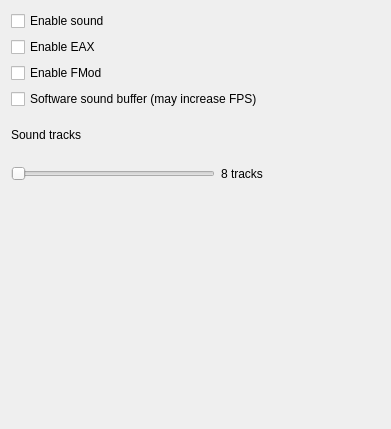
Before: the Qt Designer form code/ryzom/tools/client/client_config_qt/ui/sound_settings_widget.ui in ryzom/ryzomcore, drawn with Qt 5.
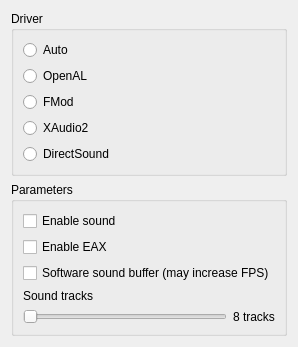
After: the same form once the commit is applied.

Commit message:
Fixed: Choice of sound driver
branch : develop

```diff
--- a/code/ryzom/tools/client/client_config_qt/ui/sound_settings_widget.ui
+++ b/code/ryzom/tools/client/client_config_qt/ui/sound_settings_widget.ui
@@ -6,19 +6,65 @@
    <rect>
     <x>0</x>
     <y>0</y>
-    <width>391</width>
-    <height>429</height>
+    <width>294</width>
+    <height>317</height>
    </rect>
   </property>
   <property name="windowTitle">
    <string>Sound</string>
   </property>
-  <layout class="QGridLayout" name="gridLayout">
-   <item row="0" column="0">
-    <layout class="QVBoxLayout" name="verticalLayout_2">
+  <layout class="QVBoxLayout" name="verticalLayout_3">
      <item>
+    <widget class="QGroupBox" name="driverGroupBox">
+     <property name="title">
+      <string>Driver</string>
+     </property>
       <layout class="QVBoxLayout" name="verticalLayout">
        <item>
+       <widget class="QRadioButton" name="autoRadioButton">
+        <property name="text">
+         <string>Auto</string>
+        </property>
+       </widget>
+      </item>
+      <item>
+       <widget class="QRadioButton" name="openalRadioButton">
+        <property name="text">
+         <string>OpenAL</string>
+        </property>
+       </widget>
+      </item>
+      <item>
+       <widget class="QRadioButton" name="fmodRadioButton">
+        <property name="text">
+         <string>FMod</string>
+        </property>
+       </widget>
+      </item>
+      <item>
+       <widget class="QRadioButton" name="xaudio2RadioButton">
+        <property name="text">
+         <string>XAudio2</string>
+        </property>
+       </widget>
+      </item>
+      <item>
+       <widget class="QRadioButton" name="directsoundRadioButton">
+        <property name="text">
+         <string>DirectSound</string>
+        </property>
+       </widget>
+      </item>
+     </layout>
+    </widget>
+   </item>
+   <item>
+    <widget class="QGroupBox" name="parametersGroupBox">
+     <property name="title">
+      <string>Parameters</string>
+     </property>
+     <layout class="QVBoxLayout" name="verticalLayout_2">
+      <item>
         <widget class="QCheckBox" name="soundCheckBox">
          <property name="text">
           <string>Enable sound</string>
@@ -32,13 +78,6 @@
          </property>
         </widget>
        </item>
-       <item>
-        <widget class="QCheckBox" name="fmodCheckBox">
-         <property name="text">
-          <string>Enable FMod</string>
-         </property>
-        </widget>
-       </item>
        <item>
         <widget class="QCheckBox" name="softwareCheckBox">
          <property name="text">
@@ -47,48 +86,14 @@
         </widget>
        </item>
        <item>
-        <spacer name="verticalSpacer">
-         <property name="orientation">
-          <enum>Qt::Vertical</enum>
-         </property>
-         <property name="sizeType">
-          <enum>QSizePolicy::Maximum</enum>
-         </property>
-         <property name="sizeHint" stdset="0">
-          <size>
-           <width>20</width>
-           <height>13</height>
-          </size>
-         </property>
-        </spacer>
-       </item>
-       <item>
-        <widget class="QLabel" name="label">
+       <widget class="QLabel" name="soundTracksLabel">
          <property name="text">
           <string>Sound tracks</string>
          </property>
         </widget>
        </item>
-      </layout>
-     </item>
      <item>
-      <spacer name="verticalSpacer_2">
-       <property name="orientation">
-        <enum>Qt::Vertical</enum>
-       </property>
-       <property name="sizeType">
-        <enum>QSizePolicy::Maximum</enum>
-       </property>
-       <property name="sizeHint" stdset="0">
-        <size>
-         <width>20</width>
-         <height>18</height>
-        </size>
-       </property>
-      </spacer>
-     </item>
-     <item>
-      <layout class="QHBoxLayout" name="horizontalLayout">
+       <layout class="QHBoxLayout" name="soundTracksHorizontalLayout">
        <item>
         <widget class="QSlider" name="tracksSlider">
          <property name="minimum">
@@ -120,33 +125,21 @@
        </item>
       </layout>
      </item>
-    </layout>
-   </item>
-   <item row="0" column="1">
-    <spacer name="horizontalSpacer">
-     <property name="orientation">
-      <enum>Qt::Horizontal</enum>
-     </property>
-     <property name="sizeHint" stdset="0">
-      <size>
-       <width>180</width>
-       <height>20</height>
-      </size>
-     </property>
-    </spacer>
-   </item>
-   <item row="1" column="0">
-    <spacer name="verticalSpacer_3">
+      <item>
+       <spacer name="verticalSpacer">
      <property name="orientation">
       <enum>Qt::Vertical</enum>
      </property>
      <property name="sizeHint" stdset="0">
       <size>
        <width>20</width>
-       <height>223</height>
+          <height>40</height>
       </size>
      </property>
     </spacer>
+      </item>
+     </layout>
+    </widget>
    </item>
   </layout>
  </widget>
```
Lines whose indentation alone changed are shown as unchanged. The commit also changes 1 other file.
